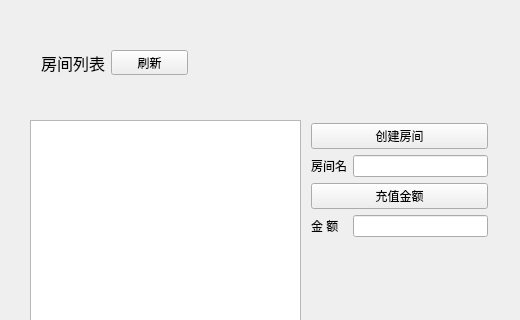
Before: the Qt Designer form TcpClient/RoomListUi.ui in Vstornzw/C-S-Client, drawn with Qt 5; both pictures show x 0 to 520 and y 0 to 320 of the 520 by 569 pixel window.
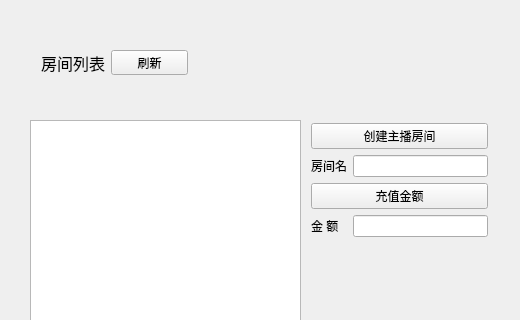
After: the same form once the commit is applied.

Diff of the .ui file:
```diff
--- a/TcpClient/RoomListUi.ui
+++ b/TcpClient/RoomListUi.ui
@@ -75,7 +75,7 @@
     <item row="0" column="0" colspan="3">
      <widget class="QPushButton" name="btn_creatRoom">
       <property name="text">
-       <string>创建房间</string>
+       <string>创建主播房间</string>
       </property>
      </widget>
     </item>
@@ -158,7 +158,7 @@
     </item>
    </layout>
   </widget>
-  <widget class="QWidget" name="">
+  <widget class="QWidget" name="layoutWidget">
    <property name="geometry">
     <rect>
      <x>41</x>
```
Left out of the diff: 4 changed lines with no effect on the pictures.
